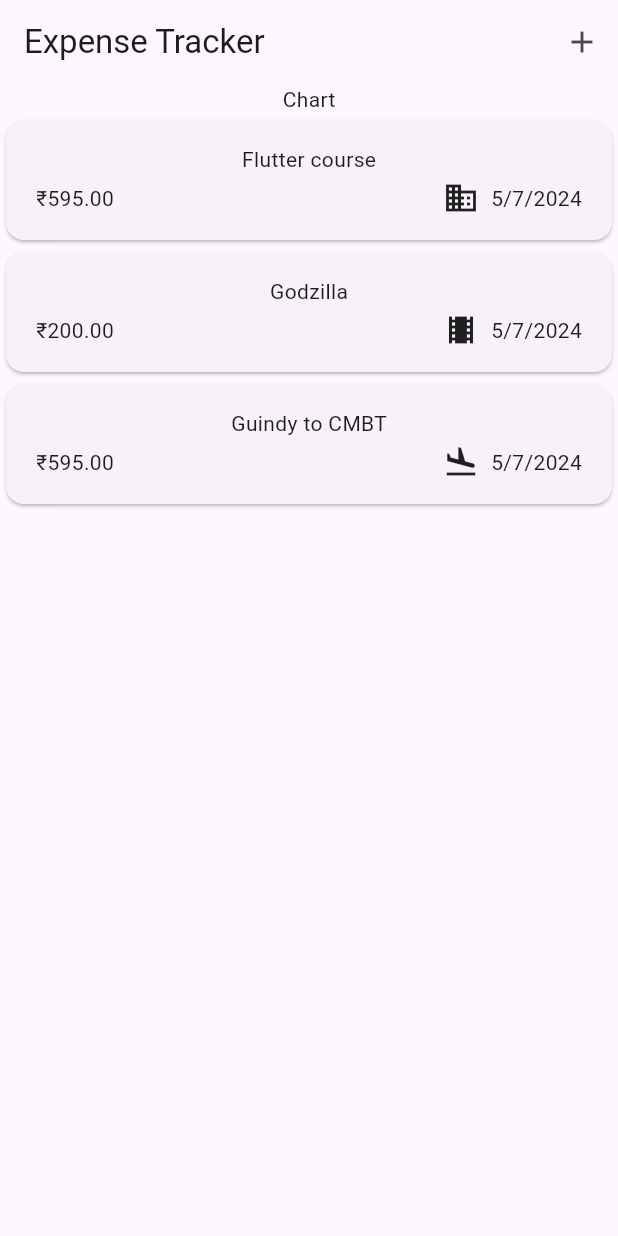
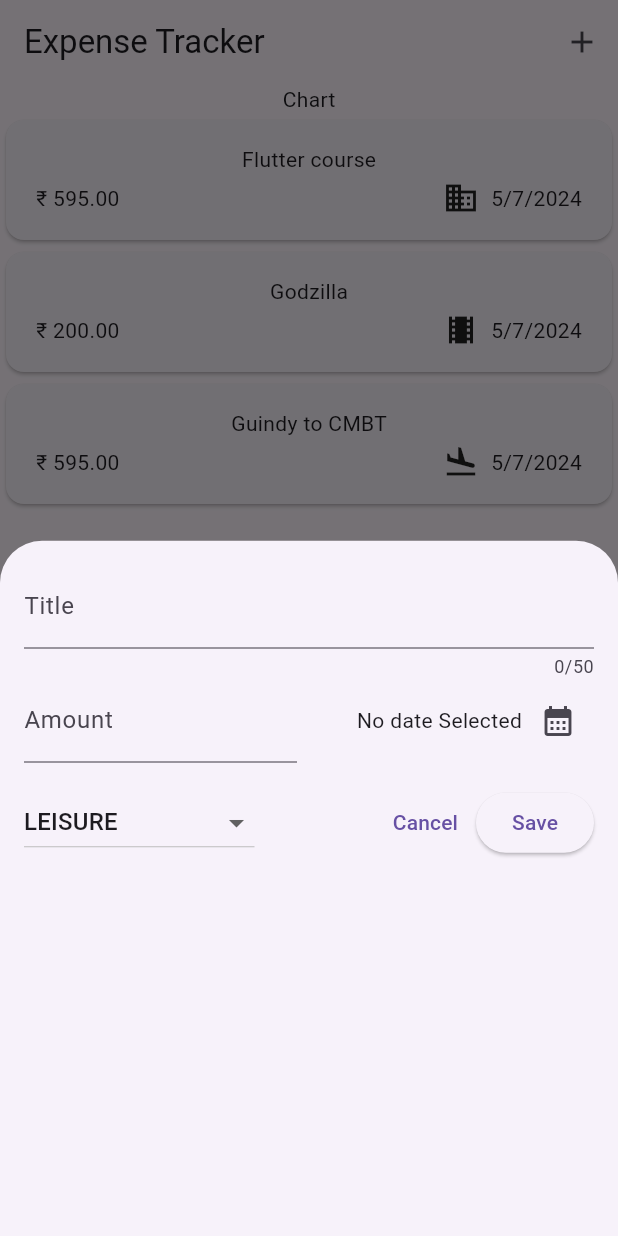
Before and after one commit to Naveen2070/expense_tracker_flutter, a Flutter app: the screen it shows after launch, after a tap on the "add" icon, on a phone screen of 412 x 824 dp. Run offline on Flutter 3.47's test engine with Material 3 defaults, Android fonts, the phone set to English and light mode, and no system bars.

Commit message:
new expense modal added

```diff
--- a/lib/main.dart
+++ b/lib/main.dart
@@ -3,6 +3,7 @@ import 'package:flutter/material.dart';
 
 void main() {
   runApp(
-    const MaterialApp(home: ExpensesScreen()),
+    const MaterialApp(
+        debugShowCheckedModeBanner: false, home: ExpensesScreen()),
   );
 }
--- a/lib/ui/expenses.dart
+++ b/lib/ui/expenses.dart
@@ -1,3 +1,4 @@
+import 'package:expense_tracker/ui/widgets/new_expense/new_expenses.dart';
 import 'package:flutter/material.dart';
 import 'package:expense_tracker/ui/widgets/list/expense_list.dart';
 import 'package:expense_tracker/models/expense_model.dart';
@@ -28,12 +29,19 @@ class _ExpensesScreenState extends State<ExpensesScreen> {
         category: Category.travel),
   ];
 
+  void _openAddExpense() {
+    showModalBottomSheet(
+        context: context, builder: (ctx) => const NewExpenses());
+  }
+
   @override
   Widget build(BuildContext context) {
     return Scaffold(
       appBar: AppBar(
         title: const Text("Expense Tracker"),
-        actions: [IconButton(onPressed: () {}, icon: const Icon(Icons.add))],
+        actions: [
+          IconButton(onPressed: _openAddExpense, icon: const Icon(Icons.add))
+        ],
       ),
       body: Column(
         children: [
--- a/lib/ui/widgets/list/expense_item.dart
+++ b/lib/ui/widgets/list/expense_item.dart
@@ -17,7 +17,7 @@ class ExpenseItem extends StatelessWidget {
             const SizedBox(height: 4),
             Row(
               children: [
-                Text('₹${expense.amount.toStringAsFixed(2)}'),
+                Text('₹ ${expense.amount.toStringAsFixed(2)}'),
                 const Spacer(),
                 Row(
                   children: [
--- /dev/null
+++ b/lib/ui/widgets/new_expense/new_expenses.dart
@@ -0,0 +1,135 @@
+import 'package:flutter/material.dart';
+import 'package:expense_tracker/models/expense_model.dart';
+
+class NewExpenses extends StatefulWidget {
+  const NewExpenses({super.key});
+
+  @override
+  State<NewExpenses> createState() => _NewExpensesState();
+}
+
+class _NewExpensesState extends State<NewExpenses> {
+  final _titleHandler = TextEditingController();
+  final _amountHandler = TextEditingController();
+
+  DateTime? _selectedDate;
+  Category _selectedCatgory = Category.leisure;
+
+  void _openDatePicker() async {
+    final now = DateTime.now();
+    final first = DateTime(now.year - 1, now.month, now.day);
+    final date = await showDatePicker(
+        context: context, initialDate: now, firstDate: first, lastDate: now);
+    setState(() {
+      _selectedDate = date;
+    });
+  }
+
+  void _handleSubmit() {
+    final ammount = double.tryParse(_amountHandler.text);
+    final ammountIsInvalid = ammount == null || ammount <= 0;
+    if (_titleHandler.text.trim().isEmpty ||
+        ammountIsInvalid ||
+        _selectedDate == null) {
+      showDialog(
+          context: context,
+          builder: (ctx) => AlertDialog(
+                title: const Text('Invalid input'),
+                content: const Text('Please enter vaild data'),
+                actions: [
+                  TextButton(
+                      onPressed: () {
+                        Navigator.of(context).pop();
+                      },
+                      child: const Text("Okay"))
+                ],
+              ));
+      return;
+    }
+  }
+
+  @override
+  void dispose() {
+    _titleHandler.dispose();
+    _amountHandler.dispose();
+    super.dispose();
+  }
+
+  @override
+  Widget build(BuildContext context) {
+    return Padding(
+      padding: const EdgeInsets.all(16),
+      child: Column(
+        children: [
+          TextField(
+            maxLength: 50,
+            decoration: const InputDecoration(label: Text("Title")),
+            controller: _titleHandler,
+          ),
+          Row(
+            children: [
+              Expanded(
+                child: TextField(
+                  keyboardType: TextInputType.number,
+                  decoration: const InputDecoration(
+                      prefixText: '₹ ', label: Text("Amount")),
+                  controller: _amountHandler,
+                ),
+              ),
+              const SizedBox(
+                width: 16,
+              ),
+              Expanded(
+                  child: Row(
+                mainAxisAlignment: MainAxisAlignment.end,
+                crossAxisAlignment: CrossAxisAlignment.center,
+                children: [
+                  Text(_selectedDate == null
+                      ? "No date Selected"
+                      : formatter.format(_selectedDate!)),
+                  IconButton(
+                      onPressed: _openDatePicker,
+                      icon: const Icon(Icons.calendar_month))
+                ],
+              ))
+            ],
+          ),
+          const SizedBox(
+            height: 16,
+          ),
+          Row(
+            children: [
+              DropdownButton(
+                items: Category.values
+                    .map((e) => DropdownMenuItem(
+                          value: e,
+                          child: Text(
+                            e.name.toUpperCase(),
+                          ),
+                        ))
+                    .toList(),
+                onChanged: (value) {
+                  if (value == null) {
+                    return;
+                  }
+                  setState(() {
+                    _selectedCatgory = value;
+                  });
+                },
+                value: _selectedCatgory,
+              ),
+              const Spacer(),
+              TextButton(
+                  onPressed: () {
+                    Navigator.pop(context);
+                  },
+                  child: const Text("Cancel")),
+              ElevatedButton(
+                  onPressed: _handleSubmit, child: const Text("Save"))
+            ],
+          )
+        ],
+      ),
+    );
+  }
+}
```
